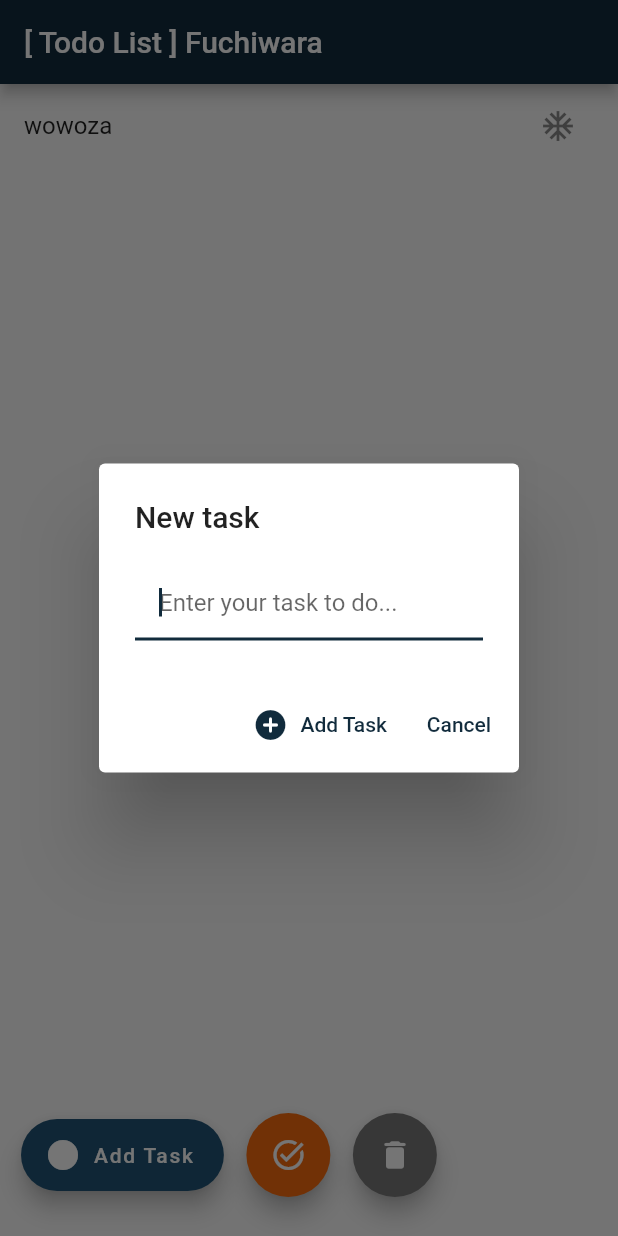
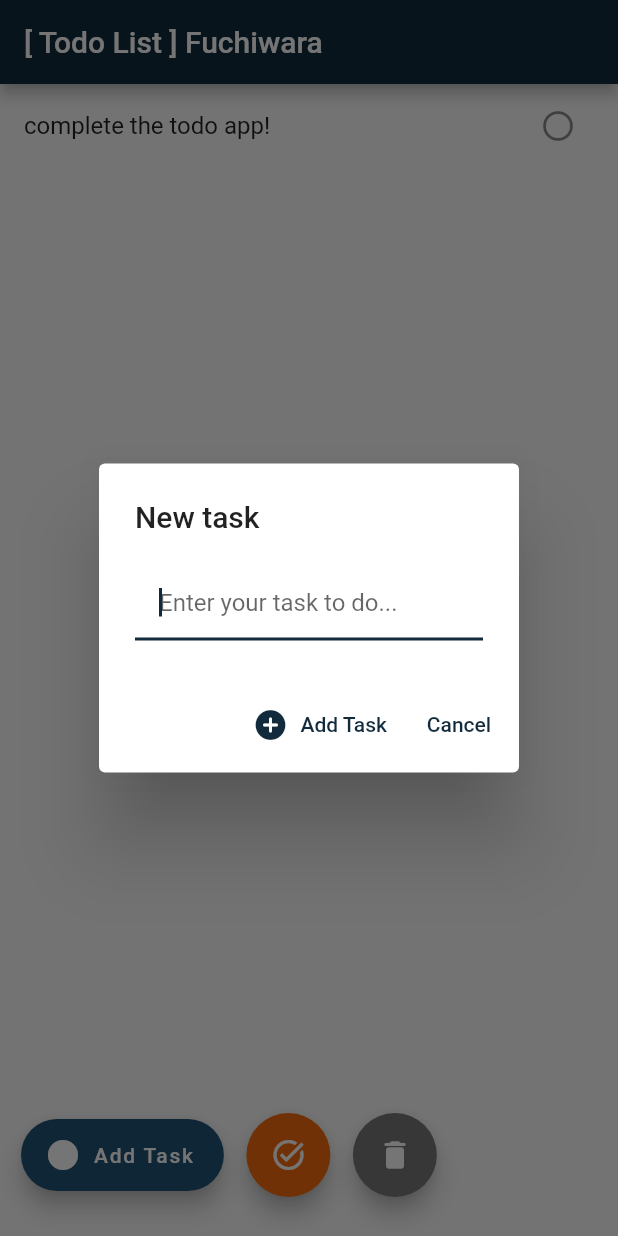
Before and after one commit to Nukaze/learn-todo-app, a Flutter app: the screen it shows after launch, after a tap on "Add Task", on a phone screen of 412 x 824 dp. Run offline on Flutter 3.47's test engine with Material 2 defaults, Android fonts, the phone set to English and light mode, and no system bars; our stand-ins replace cloud_firestore, firebase_auth, firebase_core, sqflite; accounts and stored records are empty.

Commit message:
fix(add): icon not change properly
- add new 2d Map in List to collect data content, status and icon to easy to accessibility
- add new line in onPressed statement to change index icon
- addSubmission method change from add only value string to add map format
- make const icon

```diff
--- a/lib/todo_list.dart
+++ b/lib/todo_list.dart
@@ -10,8 +10,10 @@ class TodoList extends StatefulWidget {
 
 class _TodoListState extends State<TodoList> {
   IconData addingIcon = Icons.add_circle_rounded;
-  IconData todoItemIcon = Icons.ac_unit;
-  List<String> todoList = ["wowoza"];
+  static const IconData itemUndoneIcon = Icons.radio_button_unchecked_rounded;
+  List<Map<String, dynamic>> todoList = [
+    {"content": "complete the todo app!", "status": "undone", "icon": itemUndoneIcon}
+  ];
   List<int> taskSelected = [];
   @override
   Widget build(BuildContext context) {
@@ -31,12 +33,15 @@ class _TodoListState extends State<TodoList> {
   Widget todoSection() {
     Widget todoItem(int todoIndex) {
       return ListTile(
-        title: Text(todoList[todoIndex]),
+        title: Text(todoList[todoIndex]["content"]!),
         trailing: IconButton(
-          icon: Icon(taskSelected.contains(todoIndex) ? Icons.check_circle : Icons.ac_unit),
+          icon: Icon(todoList[todoIndex]["icon"]),
           onPressed: () {
             setState(() {
               !taskSelected.contains(todoIndex) ? taskSelected.add(todoIndex) : taskSelected.remove(todoIndex);
+              taskSelected.contains(todoIndex)
+                  ? todoList[todoIndex]["icon"] = Icons.check_circle
+                  : todoList[todoIndex]["icon"] = itemUndoneIcon;
               dprint("taskSelected = $taskSelected");
             });
           },
@@ -106,7 +111,7 @@ class _TodoListState extends State<TodoList> {
     void addSubmission(String value) {
       if (value.isNotEmpty) {
         setState(() {
-          todoList.add(value);
+          todoList.add({"content": value, "status": "undone", "icon": itemUndoneIcon});
         });
       } else {
         dprint("value is empty");
```
